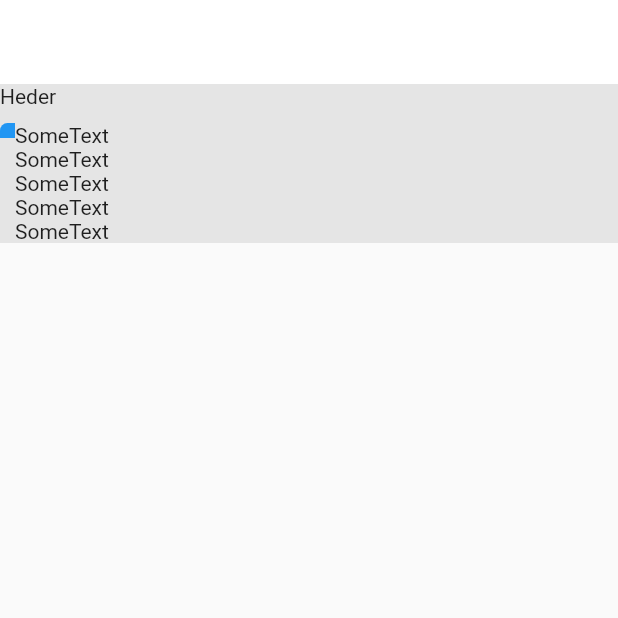
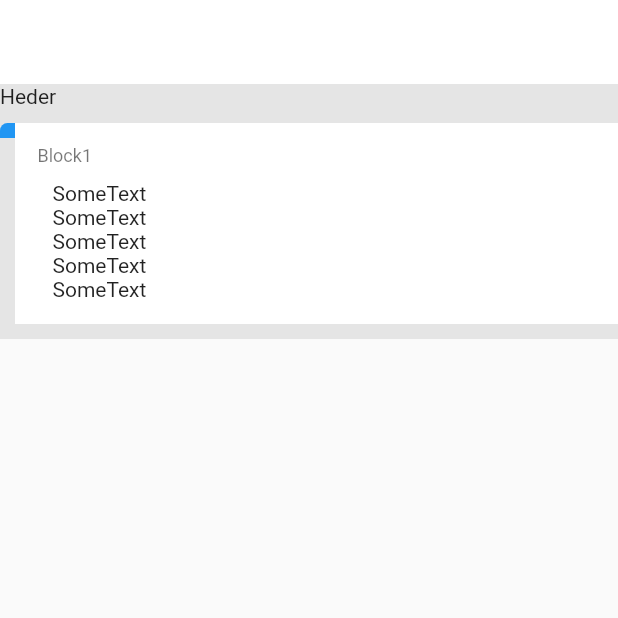
Before and after one commit to escamoteur/flutter_bug_repro, a Flutter app: the screen it shows after launch, on a phone screen of 412 x 824 dp, the top half of it. Run offline on Flutter 3.47's test engine with Material 2 defaults, Android fonts, the phone set to English and light mode, and no system bars.

Commit message:
CrossAxisAlignment.start

```diff
--- a/lib/row_stretch.dart
+++ b/lib/row_stretch.dart
@@ -33,11 +33,15 @@ class RowStretch extends StatelessWidget {
                     child: Column(
                       crossAxisAlignment: CrossAxisAlignment.start,
                       children: <Widget>[
+                        EventInfoBlock(title: "Block1", children: <Widget>[
+
+
                         Text('SomeText'),
                         Text('SomeText'),
                         Text('SomeText'),
                         Text('SomeText'),
                         Text('SomeText'),
+                        ]),
                       ],
                     ),
                   ),
@@ -50,3 +54,43 @@ class RowStretch extends StatelessWidget {
     );
   }
 }
+
+class EventInfoBlock extends StatelessWidget {
+  final String title;
+  final List<Widget> children;
+
+  const EventInfoBlock({
+    Key key,
+    this.title,
+    this.children,
+  }) : super(key: key);
+
+  @override
+  Widget build(BuildContext context) {
+    List<Widget> rows = [
+      Text(
+        title,
+        style: Theme.of(context).textTheme.caption,
+      ),
+      SizedBox(
+        height: 10.0,
+      ),
+      Padding(
+          padding: const EdgeInsets.only(left: 10.0, right: 20.0),
+          child: Column(
+            crossAxisAlignment: CrossAxisAlignment.start,
+            children: children,
+          ))
+    ];
+
+    return Container(
+      margin: const EdgeInsets.only(bottom: 10.0),
+      padding: const EdgeInsets.all(15.0),
+      color: Colors.white,
+      child: Column(
+        crossAxisAlignment: CrossAxisAlignment.stretch,
+        children: rows,
+      ),
+    );
+  }
+}
```
